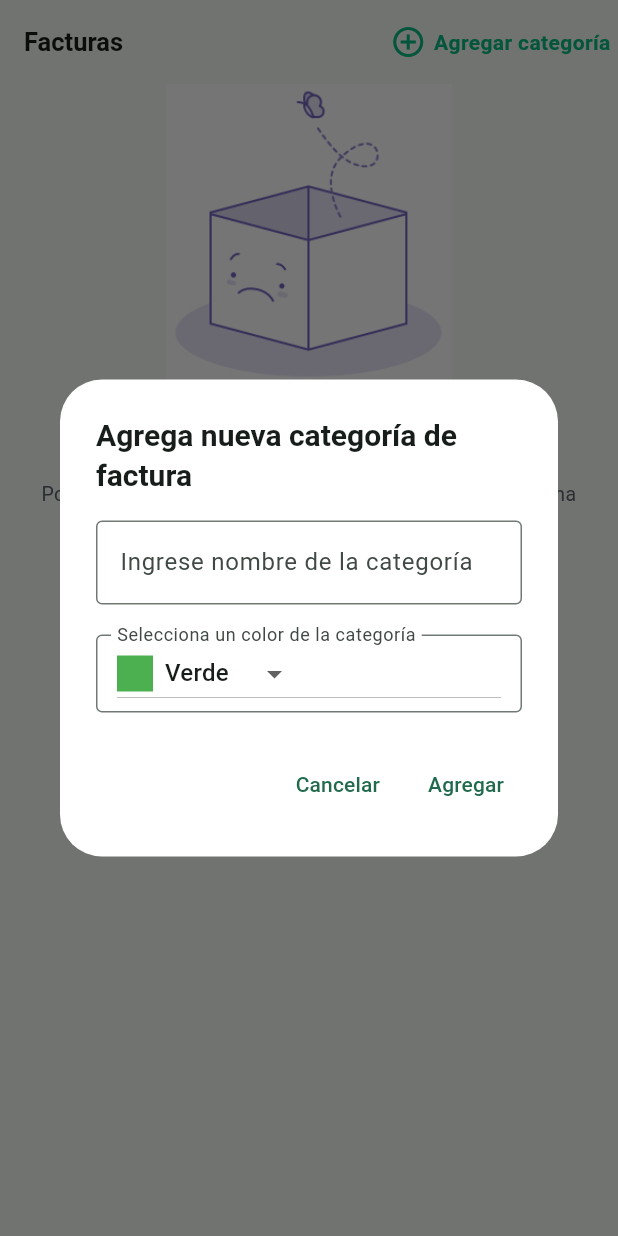
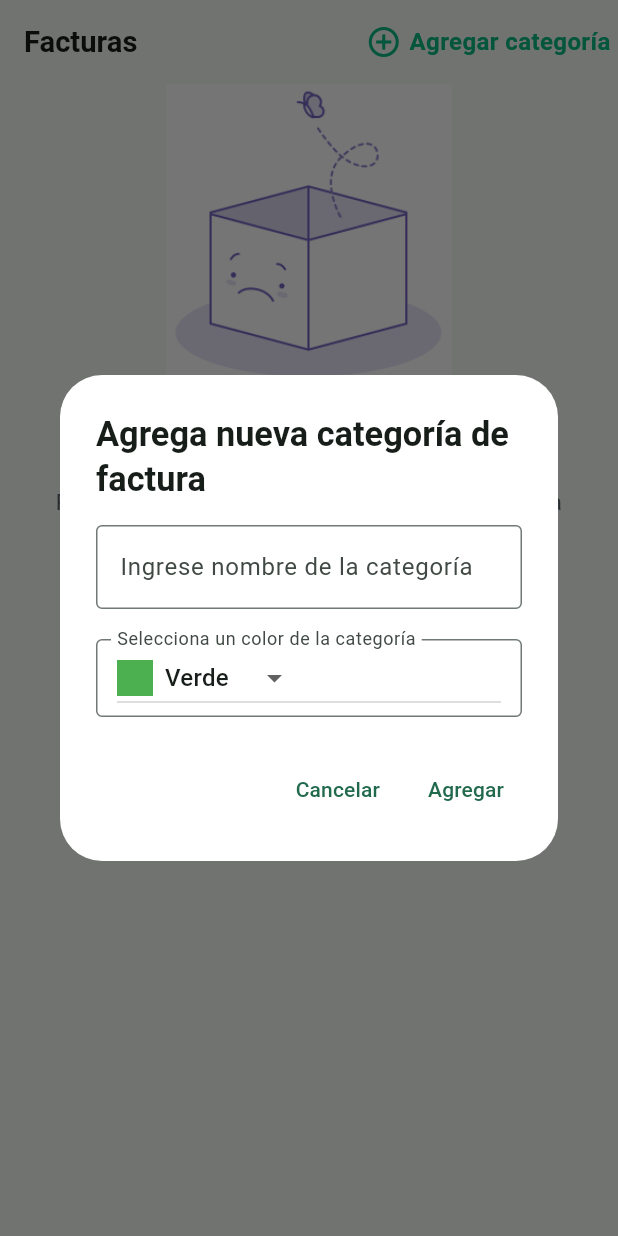
Before and after one commit to SergioCamiloCastillo/factura24-app, a Flutter app: the screen it shows after launch, after a tap on "Agregar categoría", on a phone screen of 412 x 824 dp. Run offline on Flutter 3.47's test engine with Material 3 defaults, Android fonts, the phone set to English and light mode, and no system bars; our stand-ins replace flutter_riverpod, flutter_screenutil, formz, go_router, image_picker, shared_preferences and 1 more; missing offline and left inert: gallery_image_viewer; accounts and stored records are empty.

Commit message:
add screenUtil package and implementing sqflite for the data saving issue

```diff
--- a/lib/features/invoice/presentation/providers/invoices_provider.dart
+++ b/lib/features/invoice/presentation/providers/invoices_provider.dart
@@ -5,16 +5,14 @@ import 'package:factura24/features/invoice/presentation/providers/invoice_reposi
 import 'package:flutter_riverpod/flutter_riverpod.dart';
 
 // el invoicesProvider, provee el estado de abajo de manera global, junto con el notifier
-final invoicesProvider =
-    StateNotifierProvider<InvoicesNotifier, InvoicesState>((ref) {
+final invoicesProvider = StateNotifierProvider<InvoicesNotifier, InvoicesState>((ref) {
   final invoicesRepository = ref.watch(invoiceRepositoryProvider);
-
-  final categoryInvoiceState =
-      ref.watch(nowCategoriesProvider); // Get CategoryInvoiceState
+  final categoryInvoiceState = ref.watch(nowCategoriesProvider);
 
   return InvoicesNotifier(
-      invoicesRepository: invoicesRepository,
-      categoryInvoiceState: categoryInvoiceState);
+    invoicesRepository: invoicesRepository,
+    categoryInvoiceState: categoryInvoiceState,
+  );
 });
 
 //state notifier provider
@@ -22,12 +20,17 @@ final invoicesProvider =
 class InvoicesNotifier extends StateNotifier<InvoicesState> {
   final InvoicesRepository invoicesRepository;
   final CategoryInvoiceState categoryInvoiceState;
+
   InvoicesNotifier({
     required this.invoicesRepository,
     required this.categoryInvoiceState,
   }) : super(InvoicesState()) {
-    loadInvoicesById();
+    if (categoryInvoiceState.selectedCategory.isNotEmpty) {
+      loadInvoicesById();
+    }
   }
+
+
 
   Future loadInvoicesById() async {
     final selectedCategoryId = categoryInvoiceState.selectedCategory;
--- a/lib/features/invoice/presentation/screens/home_screen.dart
+++ b/lib/features/invoice/presentation/screens/home_screen.dart
@@ -1,5 +1,6 @@
 import 'dart:async';
 import 'dart:io';
+import 'package:flutter_screenutil/flutter_screenutil.dart';
 import 'package:gallery_image_viewer/gallery_image_viewer.dart';
 import 'package:intl/intl.dart';
 
@@ -29,28 +30,28 @@ class HomeScreen extends ConsumerWidget {
           actions: [
             GestureDetector(
                 onTap: () => _dialogBuilder(context, ref),
-                child: const Row(
+                child: Row(
                   children: [
-                    Icon(
+                    const Icon(
                       Icons.add_circle_outline,
                       color: Color(0xFF06B981),
                     ),
-                    SizedBox(
+                    const SizedBox(
                       width: 5,
                     ),
                     Text('Agregar categoría',
                         style: TextStyle(
-                            fontSize: 14,
+                            fontSize: 14.sp,
                             fontWeight: FontWeight.bold,
-                            color: Color(0xFF06B981))),
-                    SizedBox(
+                            color: const Color(0xFF06B981))),
+                    const SizedBox(
                       width: 5,
                     )
                   ],
                 )),
           ],
-          title: const Text('Facturas',
-              style: TextStyle(fontSize: 17, fontWeight: FontWeight.bold)),
+          title: Text('Facturas',
+              style: TextStyle(fontSize: 17.sp, fontWeight: FontWeight.bold)),
         ),
         body: const Padding(
           padding: EdgeInsets.symmetric(horizontal: 10.0),
@@ -95,9 +96,9 @@ class HomeScreen extends ConsumerWidget {
       builder: (BuildContext context) {
         return AlertDialog(
           backgroundColor: Colors.white,
-          title: const Text(
+          title: Text(
             'Agrega nueva categoría de factura',
-            style: TextStyle(fontSize: 20, fontWeight: FontWeight.bold),
+            style: TextStyle(fontSize: 20.sp, fontWeight: FontWeight.bold),
           ),
           content: SingleChildScrollView(
             child: Column(
@@ -554,15 +555,15 @@ class _CarouselTabsScreenState extends ConsumerState {
                 const SizedBox(
                   height: 20,
                 ),
-                const Text('!Sin categorías de facturas!',
-                    style:
-                        TextStyle(fontSize: 20, fontWeight: FontWeight.bold)),
-                const Padding(
-                  padding: EdgeInsets.all(15.0),
+                Text('!Sin categorías de facturas!',
+                    style: TextStyle(
+                        fontSize: 20.sp, fontWeight: FontWeight.bold)),
+                Padding(
+                  padding: const EdgeInsets.all(15.0),
                   child: Text(
                     'Por favor, toca el botón de agregar categoría para crear una nueva categoría de factura',
                     textAlign: TextAlign.center,
-                    style: TextStyle(fontSize: 13, color: Color(0xFF59656F)),
+                    style: TextStyle(fontSize: 13.sp, color: const Color(0xFF59656F)),
                   ),
                 )
               ],
--- a/lib/main.dart
+++ b/lib/main.dart
@@ -2,9 +2,10 @@ import 'package:factura24/config/router/app_router.dart';
 import 'package:factura24/config/theme/app_theme.dart';
 import 'package:flutter/material.dart';
 import 'package:flutter_riverpod/flutter_riverpod.dart';
+import 'package:flutter_screenutil/flutter_screenutil.dart';
 
 void main() {
-  runApp(const ProviderScope(child: MainApp()) );
+  runApp(const ProviderScope(child: MainApp()));
 }
 
 class MainApp extends StatelessWidget {
@@ -12,10 +13,14 @@ class MainApp extends StatelessWidget {
 
   @override
   Widget build(BuildContext context) {
-    return MaterialApp.router(
-      debugShowCheckedModeBanner: false,
-      theme: AppTheme().getTheme(),
-      routerConfig: appRouter,
-    );
+    return ScreenUtilInit(
+        designSize: const Size(360, 690),
+        builder: (_, child) {
+          return MaterialApp.router(
+            debugShowCheckedModeBanner: false,
+            theme: AppTheme().getTheme(),
+            routerConfig: appRouter,
+          );
+        });
   }
 }
--- a/pubspec.yaml
+++ b/pubspec.yaml
@@ -11,6 +11,7 @@ dependencies:
   flutter:
     sdk: flutter
   flutter_riverpod: ^2.4.9
+  flutter_screenutil: ^5.9.0
   formz: ^0.7.0
   gallery_image_viewer: ^1.2.0
   go_router: ^13.0.1
```
Also changed, not shown: lib/features/invoice/infrastructure/datasources/local_storage/invoice_datasource_impl.dart (+46 -62 lines), lib/features/invoice/presentation/providers/categories_invoices_provider.dart (+7 -2 lines), lib/features/invoice/presentation/screens/invoice_screen.dart (+5 -4 lines), lib/features/shared/widgets/custom_invoice_input.dart (+6 -5 lines), pubspec.lock, 3 other files.
